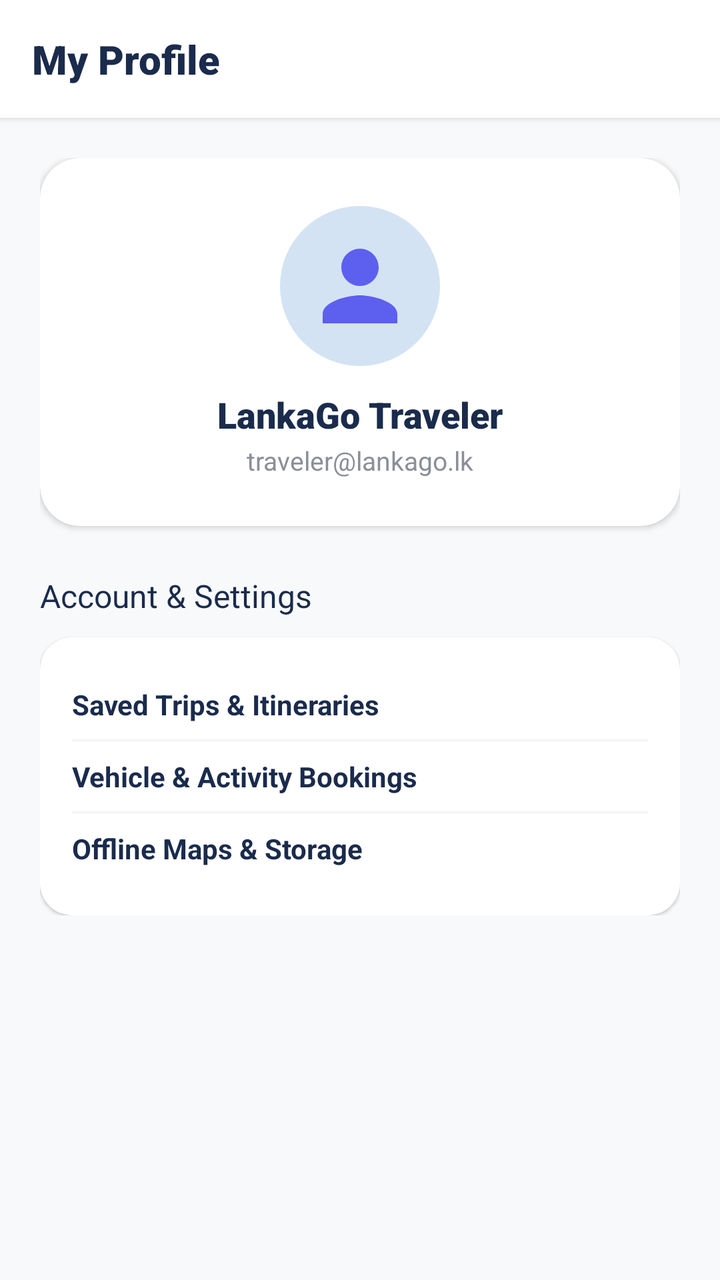
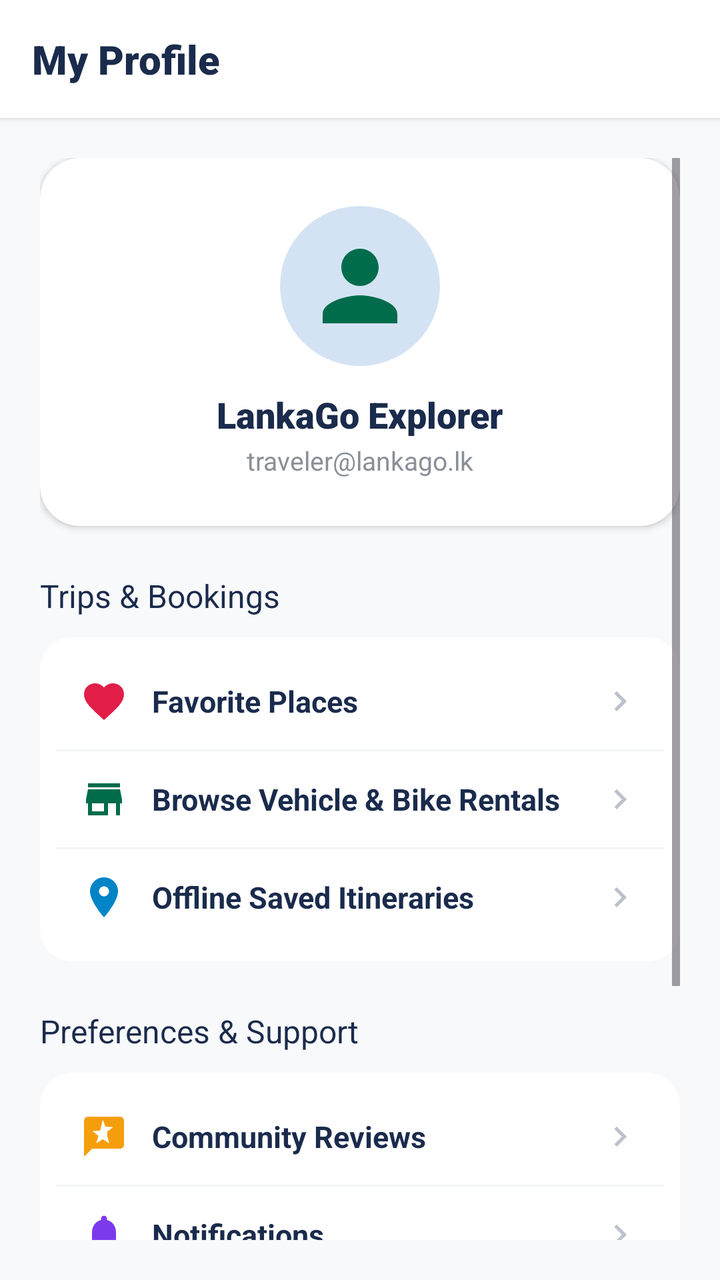

Screens rendered from an Android XML layout before and after an edit, with the pre-edit source and the edit as a unified diff.
<!-- AndroidManifest.xml: application theme Theme.LankaGo -->
<!-- res/layout/fragment_profile.xml -->
<?xml version="1.0" encoding="utf-8"?>
<LinearLayout
    xmlns:android="http://schemas.android.com/apk/res/android"
    xmlns:app="http://schemas.android.com/apk/res-auto"
    android:layout_width="match_parent"
    android:layout_height="match_parent"
    android:background="#F8F9FA"
    android:orientation="vertical">

    
    <LinearLayout
        android:layout_width="match_parent"
        android:layout_height="wrap_content"
        android:background="#FFFFFF"
        android:elevation="2dp"
        android:orientation="horizontal"
        android:padding="16dp">

        <TextView
            android:layout_width="wrap_content"
            android:layout_height="wrap_content"
            android:fontFamily="sans-serif-black"
            android:text="My Profile"
            android:textColor="#1A2B4C"
            android:textSize="20sp" />
    </LinearLayout>

    <ScrollView
        android:layout_width="match_parent"
        android:layout_height="match_parent"
        android:padding="20dp">

        <LinearLayout
            android:layout_width="match_parent"
            android:layout_height="wrap_content"
            android:orientation="vertical">

            
            <androidx.cardview.widget.CardView
                android:layout_width="match_parent"
                android:layout_height="wrap_content"
                app:cardCornerRadius="20dp"
                app:cardElevation="2dp"
                app:cardBackgroundColor="#FFFFFF">

                <LinearLayout
                    android:layout_width="match_parent"
                    android:layout_height="wrap_content"
                    android:gravity="center_horizontal"
                    android:orientation="vertical"
                    android:padding="24dp">

                    <ImageView
                        android:layout_width="80dp"
                        android:layout_height="80dp"
                        android:background="@drawable/bg_circle_avatar"
                        android:padding="12dp"
                        android:src="@drawable/ic_admin_profile"
                        app:tint="#5D5FEF"
                        android:contentDescription="Profile Picture" />

                    <TextView
                        android:layout_width="wrap_content"
                        android:layout_height="wrap_content"
                        android:layout_marginTop="12dp"
                        android:fontFamily="sans-serif-black"
                        android:text="LankaGo Traveler"
                        android:textColor="#1A2B4C"
                        android:textSize="18sp" />

                    <TextView
                        android:layout_width="wrap_content"
                        android:layout_height="wrap_content"
                        android:layout_marginTop="2dp"
                        android:text="traveler@lankago.lk"
                        android:textColor="#8A8F98"
                        android:textSize="13sp" />
                </LinearLayout>
            </androidx.cardview.widget.CardView>

            
            <TextView
                android:layout_width="wrap_content"
                android:layout_height="wrap_content"
                android:layout_marginTop="24dp"
                android:fontFamily="sans-serif-bold"
                android:text="Account &amp; Settings"
                android:textColor="#1A2B4C"
                android:textSize="16sp" />

            <androidx.cardview.widget.CardView
                android:layout_width="match_parent"
                android:layout_height="wrap_content"
                android:layout_marginTop="10dp"
                app:cardCornerRadius="16dp"
                app:cardElevation="1dp"
                app:cardBackgroundColor="#FFFFFF">

                <LinearLayout
                    android:layout_width="match_parent"
                    android:layout_height="wrap_content"
                    android:orientation="vertical"
                    android:padding="16dp">

                    <TextView
                        android:layout_width="match_parent"
                        android:layout_height="wrap_content"
                        android:paddingVertical="8dp"
                        android:text="Saved Trips &amp; Itineraries"
                        android:textColor="#1A2B4C"
                        android:textSize="14sp"
                        android:textStyle="bold" />

                    <View
                        android:layout_width="match_parent"
                        android:layout_height="1dp"
                        android:background="#F3F4F6" />

                    <TextView
                        android:layout_width="match_parent"
                        android:layout_height="wrap_content"
                        android:paddingVertical="8dp"
                        android:text="Vehicle &amp; Activity Bookings"
                        android:textColor="#1A2B4C"
                        android:textSize="14sp"
                        android:textStyle="bold" />

                    <View
                        android:layout_width="match_parent"
                        android:layout_height="1dp"
                        android:background="#F3F4F6" />

                    <TextView
                        android:layout_width="match_parent"
                        android:layout_height="wrap_content"
                        android:paddingVertical="8dp"
                        android:text="Offline Maps &amp; Storage"
                        android:textColor="#1A2B4C"
                        android:textSize="14sp"
                        android:textStyle="bold" />
                </LinearLayout>
            </androidx.cardview.widget.CardView>

        </LinearLayout>
    </ScrollView>
</LinearLayout>
<!-- resources referenced by this layout -->
<resources>
  <!-- drawable bg_circle_avatar (drawable) -->
  <?xml version="1.0" encoding="utf-8"?>
  <shape xmlns:android="http://schemas.android.com/apk/res/android"
      android:shape="oval">
      <solid android:color="#D3E3F3" />
  </shape>
  <!-- drawable ic_admin_profile (drawable) -->
  <vector xmlns:android="http://schemas.android.com/apk/res/android"
      android:width="24dp"
      android:height="24dp"
      android:viewportWidth="24.0"
      android:viewportHeight="24.0">
      <path
          android:fillColor="#1A2B4C"
          android:pathData="M12,12c2.21,0 4,-1.79 4,-4s-1.79,-4 -4,-4 -4,1.79 -4,4 1.79,4 4,4zm0,2c-2.67,0 -8,1.34 -8,4v2h16v-2c0,-2.66 -5.33,-4 -8,-4z"/>
  </vector>
  <style name="Theme.LankaGo" parent="Base.Theme.LankaGo" />
  <style name="Base.Theme.LankaGo" parent="Theme.Material3.DayNight.NoActionBar">
          
          
      </style>
</resources>

<!-- the commit's change to res/layout/fragment_profile.xml (unified diff, before → after) -->
@@ -33,7 +33,8 @@
         <LinearLayout
             android:layout_width="match_parent"
             android:layout_height="wrap_content"
-            android:orientation="vertical">
+            android:orientation="vertical"
+            android:paddingBottom="40dp">
 
             
             <androidx.cardview.widget.CardView
@@ -51,24 +52,27 @@
                     android:padding="24dp">
 
                     <ImageView
+                        android:id="@+id/iv_profile_avatar"
                         android:layout_width="80dp"
                         android:layout_height="80dp"
                         android:background="@drawable/bg_circle_avatar"
                         android:padding="12dp"
                         android:src="@drawable/ic_admin_profile"
-                        app:tint="#5D5FEF"
+                        app:tint="#006C4C"
                         android:contentDescription="Profile Picture" />
 
                     <TextView
+                        android:id="@+id/tv_profile_name"
                         android:layout_width="wrap_content"
                         android:layout_height="wrap_content"
                         android:layout_marginTop="12dp"
                         android:fontFamily="sans-serif-black"
-                        android:text="LankaGo Traveler"
+                        android:text="LankaGo Explorer"
                         android:textColor="#1A2B4C"
                         android:textSize="18sp" />
 
                     <TextView
+                        android:id="@+id/tv_profile_email"
                         android:layout_width="wrap_content"
                         android:layout_height="wrap_content"
                         android:layout_marginTop="2dp"
@@ -84,7 +88,7 @@
                 android:layout_height="wrap_content"
                 android:layout_marginTop="24dp"
                 android:fontFamily="sans-serif-bold"
-                android:text="Account &amp; Settings"
+                android:text="Trips &amp; Bookings"
                 android:textColor="#1A2B4C"
                 android:textSize="16sp" />
 
@@ -100,46 +104,278 @@
                     android:layout_width="match_parent"
                     android:layout_height="wrap_content"
                     android:orientation="vertical"
-                    android:padding="16dp">
-
-                    <TextView
-                        android:layout_width="match_parent"
-                        android:layout_height="wrap_content"
-                        android:paddingVertical="8dp"
-                        android:text="Saved Trips &amp; Itineraries"
-                        android:textColor="#1A2B4C"
-                        android:textSize="14sp"
-                        android:textStyle="bold" />
+                    android:padding="8dp">
+
+                    
+                    <LinearLayout
+                        android:id="@+id/layout_profile_favorites"
+                        android:layout_width="match_parent"
+                        android:layout_height="wrap_content"
+                        android:background="?attr/selectableItemBackground"
+                        android:clickable="true"
+                        android:focusable="true"
+                        android:padding="12dp"
+                        android:gravity="center_vertical"
+                        android:orientation="horizontal">
+
+                        <ImageView
+                            android:layout_width="24dp"
+                            android:layout_height="24dp"
+                            android:src="@drawable/ic_heart_filled"
+                            app:tint="#E11D48" />
+
+                        <TextView
+                            android:layout_width="0dp"
+                            android:layout_height="wrap_content"
+                            android:layout_marginStart="12dp"
+                            android:layout_weight="1"
+                            android:text="Favorite Places"
+                            android:textColor="#1A2B4C"
+                            android:textSize="15sp"
+                            android:textStyle="bold" />
+
+                        <ImageView
+                            android:layout_width="20dp"
+                            android:layout_height="20dp"
+                            android:src="@drawable/ic_chevron_right"
+                            app:tint="#BCC1CD" />
+                    </LinearLayout>
 
                     <View
                         android:layout_width="match_parent"
                         android:layout_height="1dp"
                         android:background="#F3F4F6" />
 
-                    <TextView
-                        android:layout_width="match_parent"
-                        android:layout_height="wrap_content"
-                        android:paddingVertical="8dp"
-                        android:text="Vehicle &amp; Activity Bookings"
-                        android:textColor="#1A2B4C"
-                        android:textSize="14sp"
-                        android:textStyle="bold" />
+                    
+                    <LinearLayout
+                        android:id="@+id/layout_profile_rentals"
+                        android:layout_width="match_parent"
+                        android:layout_height="wrap_content"
+                        android:background="?attr/selectableItemBackground"
+                        android:clickable="true"
+                        android:focusable="true"
+                        android:padding="12dp"
+                        android:gravity="center_vertical"
+                        android:orientation="horizontal">
+
+                        <ImageView
+                            android:layout_width="24dp"
+                            android:layout_height="24dp"
+                            android:src="@drawable/ic_admin_vendors"
+                            app:tint="#006C4C" />
+
+                        <TextView
+                            android:layout_width="0dp"
+                            android:layout_height="wrap_content"
+                            android:layout_marginStart="12dp"
+                            android:layout_weight="1"
+                            android:text="Browse Vehicle &amp; Bike Rentals"
+                            android:textColor="#1A2B4C"
+                            android:textSize="15sp"
+                            android:textStyle="bold" />
+
+                        <ImageView
+                            android:layout_width="20dp"
+                            android:layout_height="20dp"
+                            android:src="@drawable/ic_chevron_right"
+                            app:tint="#BCC1CD" />
+                    </LinearLayout>
 
                     <View
                         android:layout_width="match_parent"
                         android:layout_height="1dp"
                         android:background="#F3F4F6" />
 
-                    <TextView
-                        android:layout_width="match_parent"
-                        android:layout_height="wrap_content"
-                        android:paddingVertical="8dp"
-                        android:text="Offline Maps &amp; Storage"
-                        android:textColor="#1A2B4C"
-                        android:textSize="14sp"
-                        android:textStyle="bold" />
+                    
+                    <LinearLayout
+                        android:id="@+id/layout_profile_offline"
+                        android:layout_width="match_parent"
+                        android:layout_height="wrap_content"
+                        android:background="?attr/selectableItemBackground"
+                        android:clickable="true"
+                        android:focusable="true"
+                        android:padding="12dp"
+                        android:gravity="center_vertical"
+                        android:orientation="horizontal">
+
+                        <ImageView
+                            android:layout_width="24dp"
+                            android:layout_height="24dp"
+                            android:src="@drawable/ic_admin_places"
+                            app:tint="#0284C7" />
+
+                        <TextView
+                            android:layout_width="0dp"
+                            android:layout_height="wrap_content"
+                            android:layout_marginStart="12dp"
+                            android:layout_weight="1"
+                            android:text="Offline Saved Itineraries"
+                            android:textColor="#1A2B4C"
+                            android:textSize="15sp"
+                            android:textStyle="bold" />
+
+                        <ImageView
+                            android:layout_width="20dp"
+                            android:layout_height="20dp"
+                            android:src="@drawable/ic_chevron_right"
+                            app:tint="#BCC1CD" />
+                    </LinearLayout>
                 </LinearLayout>
             </androidx.cardview.widget.CardView>
+
+            
+            <TextView
+                android:layout_width="wrap_content"
+                android:layout_height="wrap_content"
+                android:layout_marginTop="24dp"
+                android:fontFamily="sans-serif-bold"
+                android:text="Preferences &amp; Support"
+                android:textColor="#1A2B4C"
+                android:textSize="16sp" />
+
+            <androidx.cardview.widget.CardView
+                android:layout_width="match_parent"
+                android:layout_height="wrap_content"
+                android:layout_marginTop="10dp"
+                app:cardCornerRadius="16dp"
+                app:cardElevation="1dp"
+                app:cardBackgroundColor="#FFFFFF">
+
+                <LinearLayout
+                    android:layout_width="match_parent"
+                    android:layout_height="wrap_content"
+                    android:orientation="vertical"
+                    android:padding="8dp">
+
+                    
+                    <LinearLayout
+                        android:id="@+id/layout_profile_reviews"
+                        android:layout_width="match_parent"
+                        android:layout_height="wrap_content"
+                        android:background="?attr/selectableItemBackground"
+                        android:clickable="true"
+                        android:focusable="true"
+                        android:padding="12dp"
+                        android:gravity="center_vertical"
+                        android:orientation="horizontal">
+
+                        <ImageView
+                            android:layout_width="24dp"
+                            android:layout_height="24dp"
+                            android:src="@drawable/ic_admin_reviews"
+                            app:tint="#F59E0B" />
+
+                        <TextView
+                            android:layout_width="0dp"
+                            android:layout_height="wrap_content"
+                            android:layout_marginStart="12dp"
+                            android:layout_weight="1"
+                            android:text="Community Reviews"
+                            android:textColor="#1A2B4C"
+                            android:textSize="15sp"
+                            android:textStyle="bold" />
+
+                        <ImageView
+                            android:layout_width="20dp"
+                            android:layout_height="20dp"
+                            android:src="@drawable/ic_chevron_right"
+                            app:tint="#BCC1CD" />
+                    </LinearLayout>
+
+                    <View
+                        android:layout_width="match_parent"
+                        android:layout_height="1dp"
+                        android:background="#F3F4F6" />
+
+                    
+                    <LinearLayout
+                        android:id="@+id/layout_profile_notifications"
+                        android:layout_width="match_parent"
+                        android:layout_height="wrap_content"
+                        android:background="?attr/selectableItemBackground"
+                        android:clickable="true"
+                        android:focusable="true"
+                        android:padding="12dp"
+                        android:gravity="center_vertical"
+                        android:orientation="horizontal">
+
+                        <ImageView
+                            android:layout_width="24dp"
+                            android:layout_height="24dp"
+                            android:src="@drawable/ic_bell"
+                            app:tint="#7C3AED" />
+
+                        <TextView
+                            android:layout_width="0dp"
+                            android:layout_height="wrap_content"
+                            android:layout_marginStart="12dp"
+                            android:layout_weight="1"
+                            android:text="Notifications"
+                            android:textColor="#1A2B4C"
+                            android:textSize="15sp"
+                            android:textStyle="bold" />
+
+                        <ImageView
+                            android:layout_width="20dp"
+                            android:layout_height="20dp"
+                            android:src="@drawable/ic_chevron_right"
+                            app:tint="#BCC1CD" />
+                    </LinearLayout>
+
+                    <View
+                        android:layout_width="match_parent"
+                        android:layout_height="1dp"
+                        android:background="#F3F4F6" />
+
+                    
+                    <LinearLayout
+                        android:id="@+id/layout_profile_settings"
+                        android:layout_width="match_parent"
+                        android:layout_height="wrap_content"
+                        android:background="?attr/selectableItemBackground"
+                        android:clickable="true"
+                        android:focusable="true"
+                        android:padding="12dp"
+                        android:gravity="center_vertical"
+                        android:orientation="horizontal">
+
+                        <ImageView
+                            android:layout_width="24dp"
+                            android:layout_height="24dp"
+                            android:src="@drawable/ic_admin_profile"
+                            app:tint="#475569" />
+
+                        <TextView
+                            android:layout_width="0dp"
+                            android:layout_height="wrap_content"
+                            android:layout_marginStart="12dp"
+                            android:layout_weight="1"
+                            android:text="App Settings &amp; Preferences"
+                            android:textColor="#1A2B4C"
+                            android:textSize="15sp"
+                            android:textStyle="bold" />
+
+                        <ImageView
+                            android:layout_width="20dp"
+                            android:layout_height="20dp"
+                            android:src="@drawable/ic_chevron_right"
+                            app:tint="#BCC1CD" />
+                    </LinearLayout>
+                </LinearLayout>
+            </androidx.cardview.widget.CardView>
+
+            
+            <com.google.android.material.button.MaterialButton
+                android:id="@+id/btn_profile_logout"
+                style="@style/Widget.Material3.Button.OutlinedButton"
+                android:layout_width="match_parent"
+                android:layout_height="52dp"
+                android:layout_marginTop="28dp"
+                android:text="Log Out"
+                android:textColor="#E11D48"
+                android:textSize="15sp"
+                app:cornerRadius="12dp"
+                app:strokeColor="#E11D48" />
 
         </LinearLayout>
     </ScrollView>
<!-- resource entries referenced after the edit -->
@@ -6,6 +6,16 @@
       android:shape="oval">
       <solid android:color="#D3E3F3" />
   </shape>
+  <!-- drawable ic_admin_places (drawable) -->
+  <vector xmlns:android="http://schemas.android.com/apk/res/android"
+      android:width="24dp"
+      android:height="24dp"
+      android:viewportWidth="24"
+      android:viewportHeight="24">
+      <path
+          android:fillColor="#1A2B4C"
+          android:pathData="M12,2C8.13,2 5,5.13 5,9c0,5.25 7,13 7,13s7,-7.75 7,-13c0,-3.87 -3.13,-7 -7,-7zm0,9.5c-1.38,0 -2.5,-1.12 -2.5,-2.5s1.12,-2.5 2.5,-2.5 2.5,1.12 2.5,2.5 -1.12,2.5 -2.5,2.5z"/>
+  </vector>
   <!-- drawable ic_admin_profile (drawable) -->
   <vector xmlns:android="http://schemas.android.com/apk/res/android"
       android:width="24dp"
@@ -16,6 +26,56 @@
           android:fillColor="#1A2B4C"
           android:pathData="M12,12c2.21,0 4,-1.79 4,-4s-1.79,-4 -4,-4 -4,1.79 -4,4 1.79,4 4,4zm0,2c-2.67,0 -8,1.34 -8,4v2h16v-2c0,-2.66 -5.33,-4 -8,-4z"/>
   </vector>
+  <!-- drawable ic_admin_reviews (drawable) -->
+  <vector xmlns:android="http://schemas.android.com/apk/res/android"
+      android:width="24dp"
+      android:height="24dp"
+      android:viewportWidth="24.0"
+      android:viewportHeight="24.0">
+      <path
+          android:fillColor="#1A2B4C"
+          android:pathData="M20,2H4c-1.1,0 -1.99,0.9 -1.99,2L2,22l4,-4h14c1.1,0 2,-0.9 2,-2V4c0,-1.1 -0.9,-2 -2,-2zm-6.43,9.57l1.09,3.75 -3.27,-2.03 -3.27,2.03 1.09,-3.75 -2.97,-2.33 3.84,-0.27L11.39,3.5l1.33,3.47 3.84,0.27 -2.99,2.33z"/>
+  </vector>
+  <!-- drawable ic_admin_vendors (drawable) -->
+  <vector xmlns:android="http://schemas.android.com/apk/res/android"
+      android:width="24dp"
+      android:height="24dp"
+      android:viewportWidth="24"
+      android:viewportHeight="24">
+      <path
+          android:fillColor="#1A2B4C"
+          android:pathData="M20,4H4v2h16V4zm1,10v-2l-1,-5H4l-1,5v2h1v6h10v-6h4v6h2v-6h1zm-9,4H6v-4h6v4z"/>
+  </vector>
+  <!-- drawable ic_bell (drawable) -->
+  <vector xmlns:android="http://schemas.android.com/apk/res/android"
+      android:width="24dp"
+      android:height="24dp"
+      android:viewportWidth="24"
+      android:viewportHeight="24">
+    <path
+        android:fillColor="#FFFFFFFF"
+        android:pathData="M12,22c1.1,0 2,-0.9 2,-2h-4c0,1.1 0.9,2 2,2zM18,16v-5c0,-3.07 -1.63,-5.64 -4.5,-6.32V4c0,-0.83 -0.67,-1.5 -1.5,-1.5s-1.5,0.67 -1.5,1.5v0.68C7.64,5.36 6,7.92 6,11v5l-2,2v1h16v-1l-2,-2z"/>
+  </vector>
+  <!-- drawable ic_chevron_right (drawable) -->
+  <vector xmlns:android="http://schemas.android.com/apk/res/android"
+      android:width="24dp"
+      android:height="24dp"
+      android:viewportWidth="24"
+      android:viewportHeight="24">
+      <path
+          android:fillColor="#1A2B4C"
+          android:pathData="M10,6L8.59,7.41 13.17,12l-4.58,4.59L10,18l6,-6z"/>
+  </vector>
+  <!-- drawable ic_heart_filled (drawable) -->
+  <vector xmlns:android="http://schemas.android.com/apk/res/android"
+      android:width="24dp"
+      android:height="24dp"
+      android:viewportWidth="24"
+      android:viewportHeight="24">
+    <path
+        android:fillColor="#E53935"
+        android:pathData="M12,21.35l-1.45,-1.32C5.4,15.36 2,12.28 2,8.5 2,5.42 4.42,3 7.5,3c1.74,0 3.41,0.81 4.5,2.09C13.09,3.81 14.76,3 16.5,3 19.58,3 22,5.42 22,8.5c0,3.78 -3.4,6.86 -8.55,11.54L12,21.35z"/>
+  </vector>
   <style name="Theme.LankaGo" parent="Base.Theme.LankaGo" />
   <style name="Base.Theme.LankaGo" parent="Theme.Material3.DayNight.NoActionBar">
           
